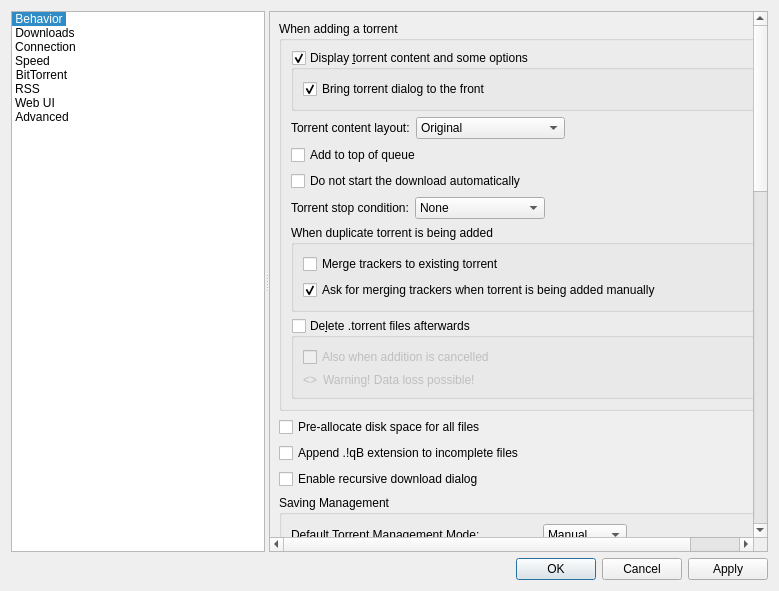
Before: the Qt Designer form src/gui/optionsdialog.ui in SysAdminDoc/qBittorrent-Vanced, drawn with Qt 5.
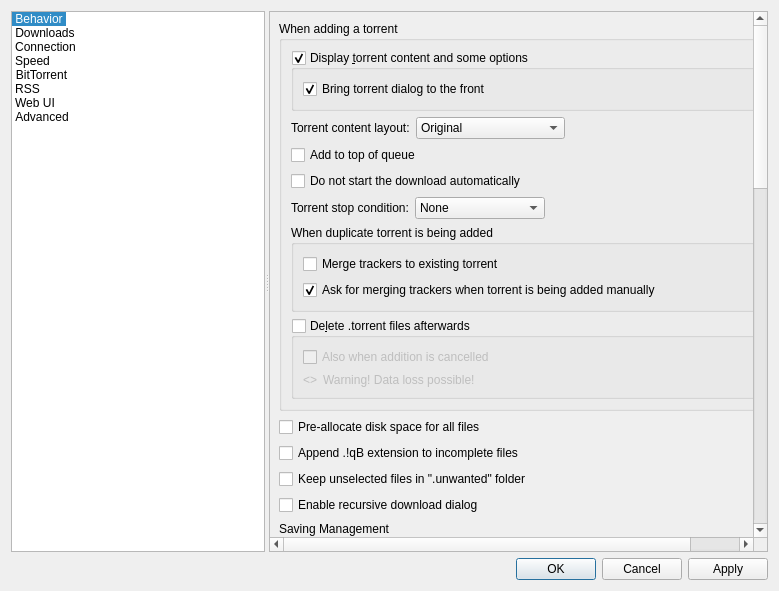
After: the same form once the commit is applied. The open tabs and pages were chosen to show the change. Custom widgets are drawn as their Qt base class.

Commit message:
Add option to enable ".unwanted" folder
PR #19926.

Diff of the .ui file:
```diff
--- a/src/gui/optionsdialog.ui
+++ b/src/gui/optionsdialog.ui
@@ -1094,6 +1094,13 @@
               </property>
              </widget>
             </item>
+            <item>
+             <widget class="QCheckBox" name="checkUnwantedFolder">
+              <property name="text">
+               <string>Keep unselected files in ".unwanted" folder</string>
+              </property>
+             </widget>
+            </item>
             <item>
              <widget class="QCheckBox" name="checkRecursiveDownload">
               <property name="toolTip">
```
Left out of the diff: 1 changed line with no effect on the pictures. The commit also changes 8 other files.
